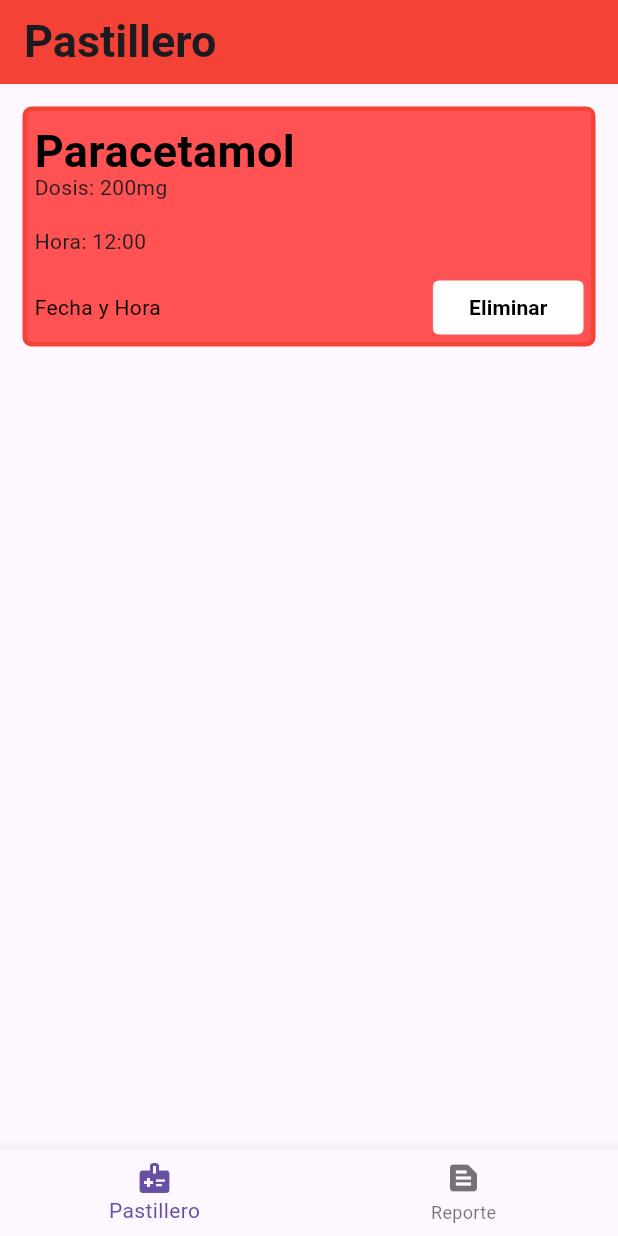
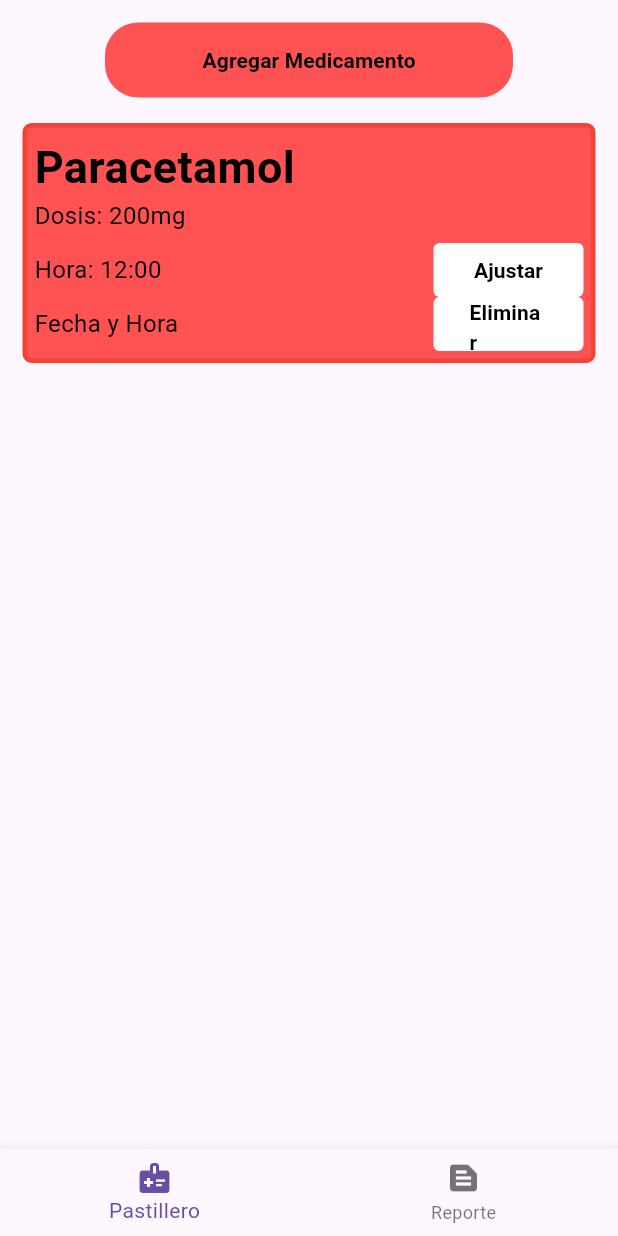
Before and after one commit to AlanCruz82/MediMind, a Flutter app: the screen it shows after launch, on a phone screen of 412 x 824 dp. Run offline on Flutter 3.47's test engine with Material 3 defaults, Android fonts, the light colour scheme and no system bars.

Commit message:
Adición de botones, de text inputs y modificación de las tarjetas.

```diff
--- a/lib/app.dart
+++ b/lib/app.dart
@@ -7,7 +7,7 @@ class MyApp extends StatelessWidget {
   @override
   Widget build(BuildContext context) {
     return MaterialApp(
-      debugShowCheckedModeBanner: false, // la primera pantalla en mostrarse es nuestra mainscreen que contiene el bottomnavbar
+      debugShowCheckedModeBanner: false, // La primera pantalla en mostrarse es nuestra mainscreen que contiene el bottomnavbar
       home: PantallaPrincipal(),
     );
   }
--- a/lib/navegador.dart
+++ b/lib/navegador.dart
@@ -30,8 +30,8 @@ class _PantallaPrincipalState extends State<PantallaPrincipal> {
       bottomNavigationBar: BottomNavigationBar(
         type: BottomNavigationBarType.fixed, //Propiedad para evitar que se quede en blanco después de 3 pantallas/items
         currentIndex: _indiceActual,  // El índice actual para cambiar la pantalla
-        onTap: (index) { // cuando el usuario toca un icono cambiamos el indice
-          setState(() { // actualizamos el estado para mostrar la pantalla
+        onTap: (index) { // Cuando el usuario toca un icono cambiamos el indice
+          setState(() { // Actualizamos el estado para mostrar la pantalla
             _indiceActual = index;  // Cambiar el índice al hacer clic en un ítem
           });
         },
--- a/lib/pantallas/bienvenida.dart
+++ b/lib/pantallas/bienvenida.dart
@@ -15,20 +15,34 @@ class _BienvenidaState extends State<Bienvenida> {
   @override
   Widget build(BuildContext context) {
     return Scaffold(
-      appBar: AppBar(
-        title: Text(
-          "Pastillero",
-          style: TextStyle(
-            fontSize: 30,
-            fontWeight: FontWeight.bold,
-          ),
-        ),
-        backgroundColor: Colors.red,
-      ),
       body: ListView(
         children: [
 
+          //Código para el botón de agregar medicamentos.
+          Container(
+            height: 50,
+            margin: EdgeInsets.fromLTRB(70, 15, 70, 2),
+            child: ElevatedButton(
+              style: TextButton.styleFrom(
+                backgroundColor: Colors.redAccent,
+                foregroundColor: Colors.black,
+                shape: RoundedRectangleBorder(
+                  borderRadius: BorderRadius.circular(22)
+                )
+              ),
+              onPressed: null,
+              child: Text(
+                "Agregar Medicamento",
+                style: TextStyle(
+                  color: Colors.black,
+                  fontWeight: FontWeight.bold
+                ),
+              ),
+            )
+          ),
+
           //Aqui debe ir el for que itere de firebase.
+          //Código de la tarjeta.
           Container(
             height: 160,
             padding: EdgeInsets.all(5),
@@ -46,6 +60,8 @@ class _BienvenidaState extends State<Bienvenida> {
                 Flexible(
                   child: Align(
                     alignment: Alignment.topLeft,
+
+                    //Texto para el nombre del medicamento.
                     child: Text(
                       "Paracetamol",
                       overflow: TextOverflow.ellipsis,
@@ -57,22 +73,65 @@ class _BienvenidaState extends State<Bienvenida> {
                     )
                   )
                 ),
+
+                //Texto para la dosis del medicamento.
                 Flexible(
                   child: Align(
-                    alignment: Alignment.topLeft,
+                    alignment: Alignment.centerLeft,
                     child: Text(
-                      "Dosis: 200mg"
+                      "Dosis: 200mg",
+                      style: TextStyle(
+                        color: Colors.black,
+                        fontSize: 16,
+                      ),
                     ),
                   )
                 ),
-                Flexible(
-                  child: Align(
-                    alignment: Alignment.topLeft,
-                    child: Text(
-                      "Hora: 12:00"
-                    ),
+
+                //Código para la fila con texto de Hora del medicamento y botón
+                //para ajustar el contenido.
+                Expanded(
+                  child: Row(
+                    children: [
+                      Expanded(
+                        child: Align(
+                          alignment: Alignment.centerLeft,
+                          child: Text(
+                            "Hora: 12:00",
+                            style: TextStyle(
+                              color: Colors.black,
+                              fontSize: 16,
+                            )
+                          ),
+                        ),
+                      ),
+                      Align(
+                        alignment: Alignment.centerRight,
+                        child: ElevatedButton(
+                            style: TextButton.styleFrom(
+                              fixedSize: Size.fromWidth(100),
+                                backgroundColor: Colors.white,
+                                foregroundColor: Colors.black,
+                                shape: RoundedRectangleBorder(
+                                    borderRadius: BorderRadius.circular(4)
+                                )
+                            ),
+                            onPressed: null,
+                            child: Text(
+                              "Ajustar",
+                              style: TextStyle(
+                                  color: Colors.black,
+                                  fontWeight: FontWeight.bold
+                              ),
+                            )
+                        ),
+                      )
+                    ]
                   ),
                 ),
+
+                //Código para la fila con texto de Hora del medicamento y botón
+                //para ajustar el contenido.
                 Expanded(
                   child: Row(
                     children: [
@@ -83,6 +142,7 @@ class _BienvenidaState extends State<Bienvenida> {
                             "Fecha y Hora",
                             style: TextStyle(
                               color: Colors.black,
+                              fontSize: 16,
                             ),
                           ),
                         )
@@ -91,6 +151,7 @@ class _BienvenidaState extends State<Bienvenida> {
                         alignment: Alignment.bottomRight,
                         child: ElevatedButton(
                           style: TextButton.styleFrom(
+                            fixedSize: Size.fromWidth(100),
                             backgroundColor: Colors.white,
                             foregroundColor: Colors.black,
                             shape: RoundedRectangleBorder(
@@ -113,6 +174,8 @@ class _BienvenidaState extends State<Bienvenida> {
               ],
             ),
           )
+          //Fin del código de la tarjeta.
+
         ],
       )
     );
```
Also changed, not shown: lib/pantallas/contador.dart (+43 -10 lines).
